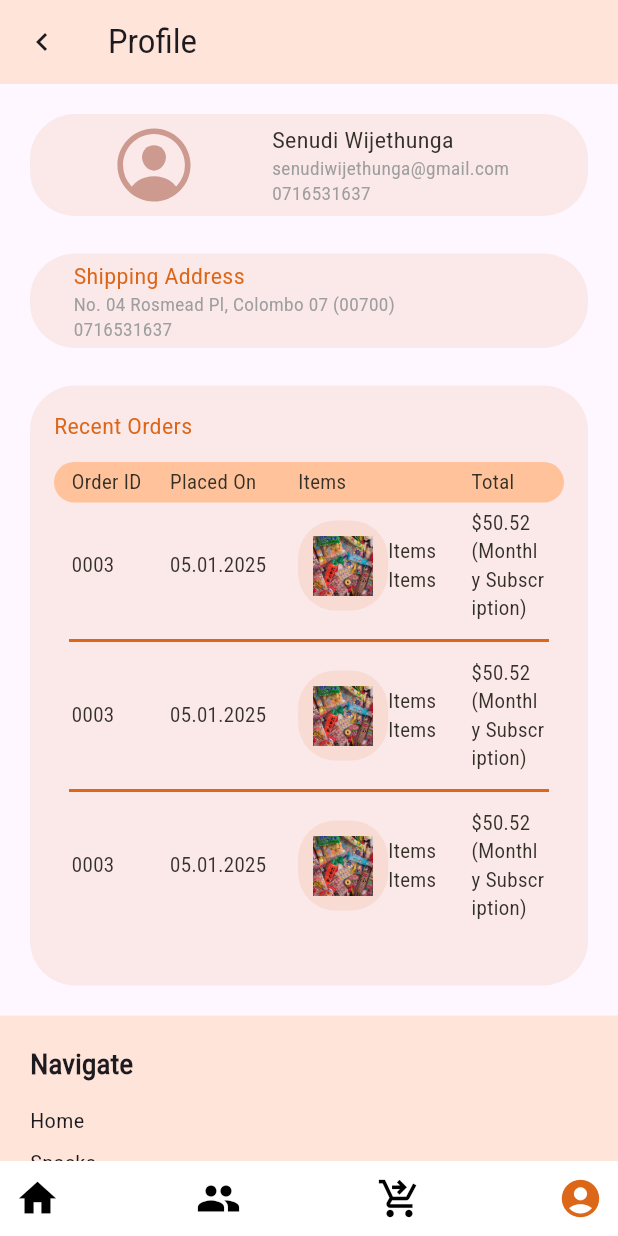
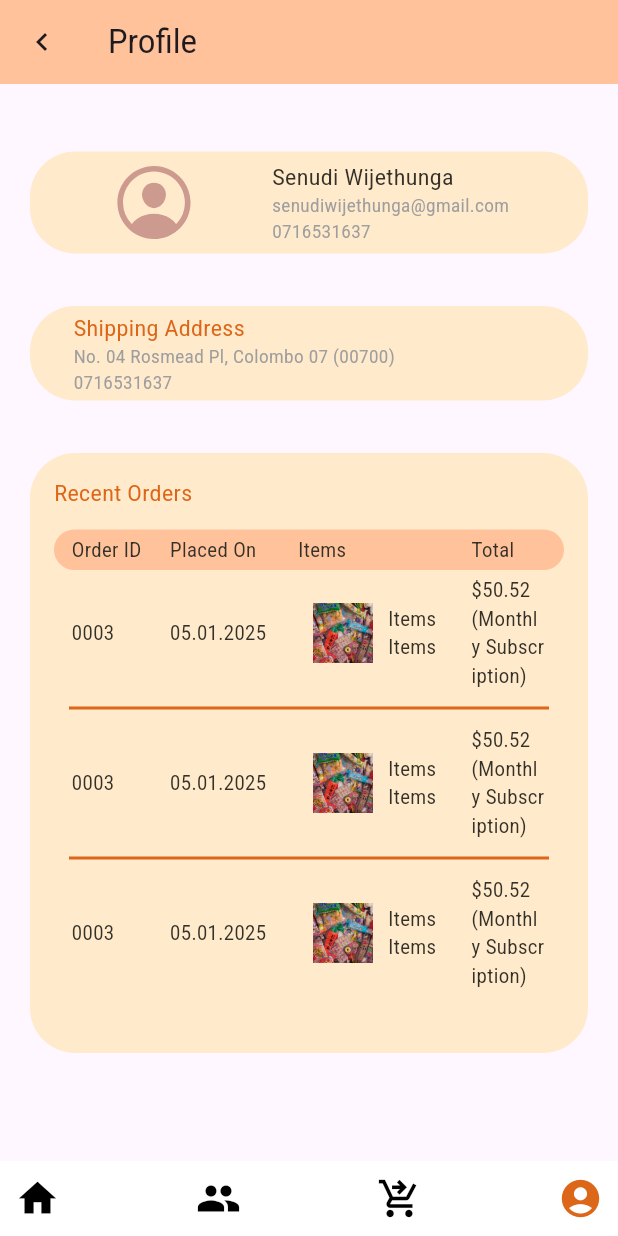
Before and after one commit to Senu892/tastebites_mobile, a Flutter app: the UserProfile screen opened directly, on a phone screen of 412 x 824 dp. Run offline on Flutter 3.47's test engine with Material 3 defaults, Android fonts, the light colour scheme and no system bars; drawn by our look-alikes of google_nav_bar; our stand-ins replace ionicons; Roboto replaces fonts that are missing (Actor-Regular, Roboto_SemiCondensed-Regular).

Commit message:
updated predefined and use profile pages

```diff
--- a/lib/screens/userprofile/user_profile.dart
+++ b/lib/screens/userprofile/user_profile.dart
@@ -1,4 +1,5 @@
 import 'package:cb016148/services/screensize.dart';
+import 'package:cb016148/themes/colors.dart';
 import 'package:cb016148/widgets/navbar.dart';
 import 'package:ionicons/ionicons.dart';
 import 'package:cb016148/widgets/footer.dart';
@@ -11,7 +12,7 @@ class UserProfile extends StatelessWidget {
   Widget build(BuildContext context) {
     return Scaffold(
       appBar: AppBar(
-        backgroundColor: Color(0xFFFFE5D9),
+        backgroundColor: thirdcolor,
         title: Text('Profile'),
         leading: Builder(builder: (BuildContext context) {
           return IconButton(
@@ -29,11 +30,14 @@ class UserProfile extends StatelessWidget {
               padding: EdgeInsets.all(20.0),
               child: Column(
                 children: [
+                  SizedBox(
+                    height: 25,
+                  ),
                   Container(
                     padding: EdgeInsets.all(4),
                     width: 400,
                     decoration: BoxDecoration(
-                      color: Color(0xffdc6719).withOpacity(0.1),
+                      color: secondarycolor,
                       borderRadius: BorderRadius.circular(30),
                     ),
                     child: Row(
@@ -77,13 +81,13 @@ class UserProfile extends StatelessWidget {
                     ),
                   ),
                   SizedBox(
-                    height: 25,
+                    height: 35,
                   ),
                   Container(
                     padding: EdgeInsets.all(4),
                     width: 400,
                     decoration: BoxDecoration(
-                      color: Color(0xffdc6719).withOpacity(0.1),
+                      color: secondarycolor,
                       borderRadius: BorderRadius.circular(30),
                     ),
                     child: Row(
@@ -100,7 +104,7 @@ class UserProfile extends StatelessWidget {
                               style: TextStyle(
                                 fontFamily: 'Roboto_SemiCondensed-Regular',
                                 fontSize: 15,
-                                color: Color(0xffdc6719),
+                                color: primarycolor,
                               ),
                             ),
                             Text(
@@ -125,14 +129,14 @@ class UserProfile extends StatelessWidget {
                     ),
                   ),
                   SizedBox(
-                    height: 25,
+                    height: 35,
                   ),
                   Container(
                     padding: EdgeInsets.all(16),
                     width: 450,
                     height: 400,
                     decoration: BoxDecoration(
-                      color: Color(0xffdc6719).withOpacity(0.1),
+                      color: secondarycolor,
                       borderRadius: BorderRadius.circular(30),
                     ),
                     child: Column(
@@ -143,7 +147,7 @@ class UserProfile extends StatelessWidget {
                           style: TextStyle(
                             fontFamily: 'Roboto_SemiCondensed-Regular',
                             fontSize: 15,
-                            color: Color(0xffdc6719),
+                            color: primarycolor,
                           ),
                         ),
                         SizedBox(
@@ -153,7 +157,7 @@ class UserProfile extends StatelessWidget {
                           padding: EdgeInsets.all(4),
                           width: 430,
                           decoration: BoxDecoration(
-                            color: Color(0xffffc29a),
+                            color: thirdcolor,
                             borderRadius: BorderRadius.circular(30),
                           ),
                           child: Row(
@@ -225,7 +229,8 @@ class UserProfile extends StatelessWidget {
                                       child: Text(
                                         '0003',
                                         style: TextStyle(
-                                          fontFamily: 'Roboto_SemiCondensed-Regular',
+                                          fontFamily:
+                                              'Roboto_SemiCondensed-Regular',
                                           fontSize: 13,
                                           color: Color(0xff343129),
                                         ),
@@ -236,7 +241,8 @@ class UserProfile extends StatelessWidget {
                                       child: Text(
                                         '05.01.2025',
                                         style: TextStyle(
-                                          fontFamily: 'Roboto_SemiCondensed-Regular',
+                                          fontFamily:
+                                              'Roboto_SemiCondensed-Regular',
                                           fontSize: 13,
                                           color: Color(0xff343129),
                                         ),
@@ -251,8 +257,7 @@ class UserProfile extends StatelessWidget {
                                             decoration: BoxDecoration(
                                               borderRadius:
                                                   BorderRadius.circular(25),
-                                              color: Color(0xffdc6719)
-                                                  .withOpacity(0.1),
+                                              color: secondarycolor,
                                             ),
                                             child: Image.asset(
                                                 'assets/images/japanese_snacks.png',
@@ -263,7 +268,8 @@ class UserProfile extends StatelessWidget {
                                               Text(
                                                 'Items',
                                                 style: TextStyle(
-                                                  fontFamily: 'Roboto_SemiCondensed-Regular',
+                                                  fontFamily:
+                                                      'Roboto_SemiCondensed-Regular',
                                                   fontSize: 13,
                                                   color: Color(0xff343129),
                                                 ),
@@ -271,7 +277,8 @@ class UserProfile extends StatelessWidget {
                                               Text(
                                                 'Items',
                                                 style: TextStyle(
-                                                  fontFamily: 'Roboto_SemiCondensed-Regular',
+                                                  fontFamily:
+                                                      'Roboto_SemiCondensed-Regular',
                                                   fontSize: 13,
                                                   color: Color(0xff343129),
                                                 ),
@@ -286,7 +293,8 @@ class UserProfile extends StatelessWidget {
                                       child: Text(
                                         '\$50.52 (Monthly Subscription)',
                                         style: TextStyle(
-                                          fontFamily: 'Roboto_SemiCondensed-Regular',
+                                          fontFamily:
+                                              'Roboto_SemiCondensed-Regular',
                                           fontSize: 13,
                                           color: Color(0xff343129),
                                         ),
@@ -296,7 +304,7 @@ class UserProfile extends StatelessWidget {
                                 ),
                               ),
                               Divider(
-                                color: Color(0xffdc6719),
+                                color: primarycolor,
                                 thickness: 2,
                                 indent: 10,
                                 endIndent: 10,
@@ -316,7 +324,8 @@ class UserProfile extends StatelessWidget {
                                       child: Text(
                                         '0003',
                                         style: TextStyle(
-                                          fontFamily: 'Roboto_SemiCondensed-Regular',
+                                          fontFamily:
+                                              'Roboto_SemiCondensed-Regular',
                                           fontSize: 13,
                                           color: Color(0xff343129),
                                         ),
@@ -327,7 +336,8 @@ class UserProfile extends StatelessWidget {
                                       child: Text(
                                         '05.01.2025',
                                         style: TextStyle(
-                                          fontFamily: 'Roboto_SemiCondensed-Regular',
+                                          fontFamily:
+                                              'Roboto_SemiCondensed-Regular',
                                           fontSize: 13,
                                           color: Color(0xff343129),
                                         ),
@@ -342,8 +352,7 @@ class UserProfile extends StatelessWidget {
                                             decoration: BoxDecoration(
                                               borderRadius:
                                                   BorderRadius.circular(25),
-                                              color: Color(0xffdc6719)
-                                                  .withOpacity(0.1),
+                                              color: secondarycolor,
                                             ),
                                             child: Image.asset(
                                                 'assets/images/japanese_snacks.png',
@@ -354,7 +363,8 @@ class UserProfile extends StatelessWidget {
                                               Text(
                                                 'Items',
                                                 style: TextStyle(
-                                                  fontFamily: 'Roboto_SemiCondensed-Regular',
+                                                  fontFamily:
+                                                      'Roboto_SemiCondensed-Regular',
                                                   fontSize: 13,
                                                   color: Color(0xff343129),
                                                 ),
@@ -362,7 +372,8 @@ class UserProfile extends StatelessWidget {
                                               Text(
                                                 'Items',
                                                 style: TextStyle(
-                                                  fontFamily: 'Roboto_SemiCondensed-Regular',
+                                                  fontFamily:
+                                                      'Roboto_SemiCondensed-Regular',
                                                   fontSize: 13,
                                                   color: Color(0xff343129),
                                                 ),
@@ -377,7 +388,8 @@ class UserProfile extends StatelessWidget {
                                       child: Text(
                                         '\$50.52 (Monthly Subscription)',
                                         style: TextStyle(
-                                          fontFamily: 'Roboto_SemiCondensed-Regular',
+                                          fontFamily:
+                                              'Roboto_SemiCondensed-Regular',
                                           fontSize: 13,
                                           color: Color(0xff343129),
                                         ),
@@ -387,7 +399,7 @@ class UserProfile extends StatelessWidget {
                                 ),
                               ),
                               Divider(
-                                color: Color(0xffdc6719),
+                                color: primarycolor,
                                 thickness: 2,
                                 indent: 10,
                                 endIndent: 10,
@@ -407,7 +419,8 @@ class UserProfile extends StatelessWidget {
                                       child: Text(
                                         '0003',
                                         style: TextStyle(
-                                          fontFamily: 'Roboto_SemiCondensed-Regular',
+                                          fontFamily:
+                                              'Roboto_SemiCondensed-Regular',
                                           fontSize: 13,
                                           color: Color(0xff343129),
                                         ),
@@ -418,7 +431,8 @@ class UserProfile extends StatelessWidget {
                                       child: Text(
                                         '05.01.2025',
                                         style: TextStyle(
-                                          fontFamily: 'Roboto_SemiCondensed-Regular',
+                                          fontFamily:
+                                              'Roboto_SemiCondensed-Regular',
                                           fontSize: 13,
                                           color: Color(0xff343129),
                                         ),
@@ -433,8 +447,7 @@ class UserProfile extends StatelessWidget {
                                             decoration: BoxDecoration(
                                               borderRadius:
                                                   BorderRadius.circular(25),
-                                              color: Color(0xffdc6719)
-                                                  .withOpacity(0.1),
+                                              color: secondarycolor,
                                             ),
                                             child: Image.asset(
                                                 'assets/images/japanese_snacks.png',
@@ -445,7 +458,8 @@ class UserProfile extends StatelessWidget {
                                               Text(
                                                 'Items',
                                                 style: TextStyle(
-                                                  fontFamily: 'Roboto_SemiCondensed-Regular',
+                                                  fontFamily:
+                                                      'Roboto_SemiCondensed-Regular',
                                                   fontSize: 13,
                                                   color: Color(0xff343129),
                                                 ),
@@ -453,7 +467,8 @@ class UserProfile extends StatelessWidget {
                                               Text(
                                                 'Items',
                                                 style: TextStyle(
-                                                  fontFamily: 'Roboto_SemiCondensed-Regular',
+                                                  fontFamily:
+                                                      'Roboto_SemiCondensed-Regular',
                                                   fontSize: 13,
                                                   color: Color(0xff343129),
                                                 ),
@@ -468,7 +483,8 @@ class UserProfile extends StatelessWidget {
                                       child: Text(
                                         '\$50.52 (Monthly Subscription)',
                                         style: TextStyle(
-                                          fontFamily: 'Roboto_SemiCondensed-Regular',
+                                          fontFamily:
+                                              'Roboto_SemiCondensed-Regular',
                                           fontSize: 13,
                                           color: Color(0xff343129),
                                         ),
@@ -478,7 +494,7 @@ class UserProfile extends StatelessWidget {
                                 ),
                               ),
                               Divider(
-                                color: Color(0xffdc6719),
+                                color: primarycolor,
                                 thickness: 2,
                                 indent: 10,
                                 endIndent: 10,
@@ -498,7 +514,8 @@ class UserProfile extends StatelessWidget {
                                       child: Text(
                                         '0003',
                                         style: TextStyle(
-                                          fontFamily: 'Roboto_SemiCondensed-Regular',
+                                          fontFamily:
+                                              'Roboto_SemiCondensed-Regular',
                                           fontSize: 13,
                                           color: Color(0xff343129),
                                         ),
@@ -509,7 +526,8 @@ class UserProfile extends StatelessWidget {
                                       child: Text(
                                         '05.01.2025',
                                         style: TextStyle(
-                                         fontFamily: 'Roboto_SemiCondensed-Regular',
+                                          fontFamily:
+                                              'Roboto_SemiCondensed-Regular',
                                           fontSize: 13,
                                           color: Color(0xff343129),
                                         ),
@@ -524,8 +542,7 @@ class UserProfile extends StatelessWidget {
                                             decoration: BoxDecoration(
                                               borderRadius:
                                                   BorderRadius.circular(25),
-                                              color: Color(0xffdc6719)
-                                                  .withOpacity(0.1),
+                                              color: secondarycolor,
                                             ),
                                             child: Image.asset(
                                                 'assets/images/japanese_snacks.png',
@@ -536,7 +553,8 @@ class UserProfile extends StatelessWidget {
                                               Text(
                                                 'Items',
                                                 style: TextStyle(
-                                                  fontFamily: 'Roboto_SemiCondensed-Regular',
+                                                  fontFamily:
+                                                      'Roboto_SemiCondensed-Regular',
                                                   fontSize: 13,
                                                   color: Color(0xff343129),
                                                 ),
@@ -544,7 +562,8 @@ class UserProfile extends StatelessWidget {
                                               Text(
                                                 'Items',
                                                 style: TextStyle(
-                                                  fontFamily: 'Roboto_SemiCondensed-Regular',
+                                                  fontFamily:
+                                                      'Roboto_SemiCondensed-Regular',
                                                   fontSize: 13,
                                                   color: Color(0xff343129),
                                                 ),
@@ -559,7 +578,8 @@ class UserProfile extends StatelessWidget {
                                       child: Text(
                                         '\$50.52 (Monthly Subscription)',
                                         style: TextStyle(
-                                          fontFamily: 'Roboto_SemiCondensed-Regular',
+                                          fontFamily:
+                                              'Roboto_SemiCondensed-Regular',
                                           fontSize: 13,
                                           color: Color(0xff343129),
                                         ),
@@ -569,7 +589,7 @@ class UserProfile extends StatelessWidget {
                                 ),
                               ),
                               Divider(
-                                color: Color(0xffdc6719),
+                                color: primarycolor,
                                 thickness: 2,
                                 indent: 10,
                                 endIndent: 10,
@@ -583,7 +603,6 @@ class UserProfile extends StatelessWidget {
                 ],
               ),
             ),
-            const Footer(),
           ],
         ),
       ),
```
Also changed, not shown: lib/screens/snackbox/predefined.dart (+53 -98 lines).
